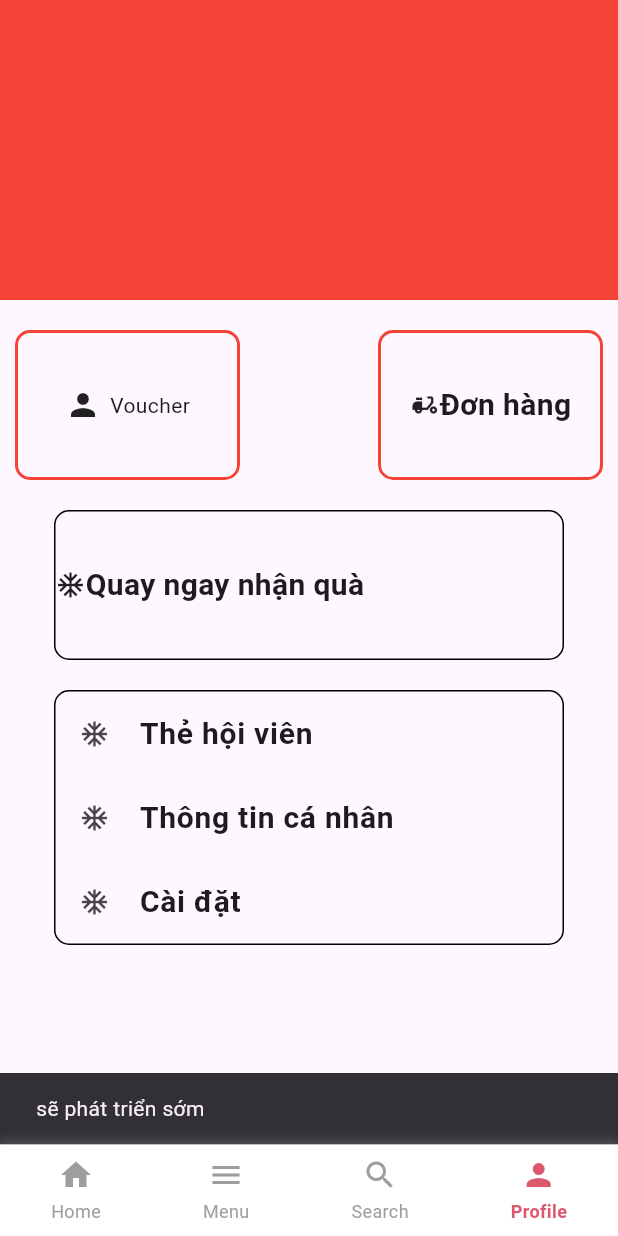
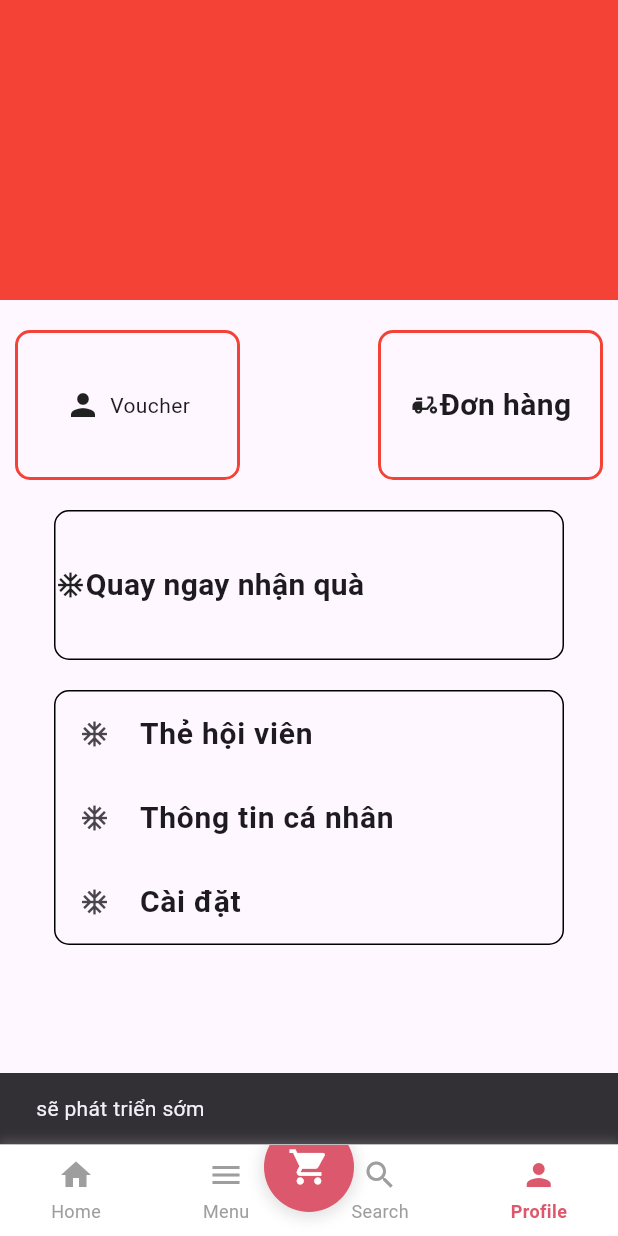
Before and after one commit to AlexCrisTin/cafeapp, a Flutter app: the screen it shows after launch, item 4 of the bottom bar chosen, after a tap on "Voucher", on a phone screen of 412 x 824 dp. Run offline on Flutter 3.47's test engine with Material 3 defaults, Android fonts, the phone set to English and light mode, and no system bars; network calls fail.

```diff
--- a/lib/home/bottom_page.dart
+++ b/lib/home/bottom_page.dart
@@ -1,5 +1,5 @@
 import 'package:flutter/material.dart';
-
+import 'package:cafeproject/home/shopping_page.dart';
 class BottomPage extends StatelessWidget {
   final int currentIndex;
   final Function(int) onTap;
@@ -24,13 +24,52 @@ class BottomPage extends StatelessWidget {
           ),
         ],
       ),
-      child: Row(
-        mainAxisAlignment: MainAxisAlignment.spaceAround,
+      child: Stack(
         children: [
-          _buildNavItem(Icons.home, 0, 'Home'),
-          _buildNavItem(Icons.menu, 1, 'Menu'),
-          _buildNavItem(Icons.search, 2, 'Search'),
-          _buildNavItem(Icons.person, 3, 'Profile'),
+          Row(
+            mainAxisAlignment: MainAxisAlignment.spaceAround,
+            children: [
+              _buildNavItem(Icons.home, 0, 'Home'),
+              _buildNavItem(Icons.menu, 1, 'Menu'),
+              _buildNavItem(Icons.search, 2, 'Search'),
+              _buildNavItem(Icons.person, 3, 'Profile'),
+            ],
+          ),
+          Positioned(
+            left: 0,
+            right: 0,
+            top: -15,
+            child: Center(
+              child: GestureDetector(
+                onTap: () {
+                  Navigator.of(context).push(
+                    MaterialPageRoute(builder: (_) => const ShoppingPage()),
+                  );
+                },
+                child: Container(
+                  width: 60,
+                  height: 60,
+                  decoration: BoxDecoration(
+                    color: Color(0xFFDC586D),
+                    shape: BoxShape.circle,
+                    boxShadow: [
+                      BoxShadow(
+                        color: Colors.grey.withOpacity(0.3),
+                        spreadRadius: 2,
+                        blurRadius: 8,
+                        offset: Offset(0, 2),
+                      ),
+                    ],
+                  ),
+                  child: Icon(
+                    Icons.shopping_cart,
+                    color: Colors.white,
+                    size: 28,
+                  ),
+                ),
+              ),
+            ),
+          ),
         ],
       ),
     );
--- a/lib/home/item.dart
+++ b/lib/home/item.dart
@@ -1,4 +1,6 @@
 import 'package:flutter/material.dart';
+import 'package:cafeproject/data/product_data.dart';
+import 'package:cafeproject/home/itemdetail.dart';
 
 class Item extends StatefulWidget {
   const Item({super.key});
@@ -17,17 +19,19 @@ class _ItemState extends State<Item> {
           child: Text('Item 1'),
           color: Colors.red,
         ),
-        item1(),
-        item1(),
-        item1(),
-        item1(),
-        item1(),
+        item1(productId: '1'),
+        item1(productId: '2'),
+        item1(productId: '3'),
+        item1(productId: '4'),
+        item1(productId: '5'),
       ],
     );
   }
 }
 class item1 extends StatefulWidget {
-  const item1({super.key});
+  final String productId;
+
+  const item1({super.key, required this.productId});
 
   @override
   State<item1> createState() => _item1State();
@@ -36,9 +40,22 @@ class item1 extends StatefulWidget {
 class _item1State extends State<item1> {
   @override
   Widget build(BuildContext context) {
+    final product = ProductData.getProductById(widget.productId);
     return Column(
       children: [
-        Container(
+        InkWell(
+          onTap: () {
+            if (product != null) {
+              Navigator.of(context).push(
+                MaterialPageRoute(builder: (_) => ItemDetailPage(product: product)),
+              );
+            } else {
+              ScaffoldMessenger.of(context).showSnackBar(
+                SnackBar(content: Text('Không tìm thấy sản phẩm')),
+              );
+            }
+          },
+          child: Container(
             child: Row(
               children: [
                 Container(
@@ -57,15 +74,16 @@ class _item1State extends State<item1> {
                   color: Colors.blue,
                   child: Column(
                     children: [
-                    Text('Item 2'),
-                    Text('Item 3'),
-                    Text('Item 4'),
+                      Text(product?.name ?? 'Sản phẩm'),
+                      Text(product?.category ?? ''),
+                      Text(product != null ? product.price.toStringAsFixed(0) + ' đ' : ''),
                     ],
                   ),
                 )
               ],
             ),
           ),
+        ),
       ],
     );
   }
--- a/lib/menu/menu_page.dart
+++ b/lib/menu/menu_page.dart
@@ -15,17 +15,63 @@ class _MenuPageState extends State<MenuPage> {
       children: [
         Container(
           margin: EdgeInsets.only(right: 10),
-          child: InkWell(
+          child: Container(
+
             child: Row(
-              mainAxisAlignment: MainAxisAlignment.end,
               children: [
-                TextButton(onPressed: () {
-                  Navigator.of(context).push(MaterialPageRoute(builder: (_) => SnackPage()));
-                },
-                child: Row(children: [Text('Đồ ăn vặt', style: TextStyle(fontSize: 20, fontWeight: FontWeight.w500),), Icon(Icons.arrow_right_alt, size: 20,)]),),
-              ],
-            ),
-          ),
+                Container(
+                  margin: EdgeInsets.all(10),
+                  width: 50,
+                  height: 50,
+                  decoration: BoxDecoration(
+                    borderRadius: BorderRadius.circular(10),
+                    border: Border.all(color: Colors.red),
+                  ),
+                  child: Icon(Icons.coffee, size: 20,),
+                ),
+                Container(
+                  margin: EdgeInsets.all(10),
+                  width: 50,
+                  height: 50,
+                  decoration: BoxDecoration(
+                    borderRadius: BorderRadius.circular(10),
+                    border: Border.all(color: Colors.red),
+                  ),
+                  child: Icon(Icons.coffee, size: 20,),
+                ),
+                Container(
+                  margin: EdgeInsets.all(10),
+                  width: 50,
+                  height: 50,
+                  decoration: BoxDecoration(
+                    borderRadius: BorderRadius.circular(10),
+                    border: Border.all(color: Colors.red),
+                  ),
+                  child: Icon(Icons.coffee, size: 20,),
+                ),
+                Container(
+                  margin: EdgeInsets.all(10),
+                  width: 50,
+                  height: 50,
+                  decoration: BoxDecoration(
+                    borderRadius: BorderRadius.circular(10),
+                    border: Border.all(color: Colors.red),
+                  ),
+                  child: Icon(Icons.coffee, size: 20,),
+                ),
+                Container(
+                  margin: EdgeInsets.all(10),
+                  width: 50,
+                  height: 50,
+                  decoration: BoxDecoration(
+                    borderRadius: BorderRadius.circular(10),
+                    border: Border.all(color: Colors.red),
+                  ),
+                  child: Icon(Icons.coffee, size: 20,),
+                ),
+              ]
+            )
+          )
         ),
         Container(
           child: Row(
--- a/lib/profile/main_under.dart
+++ b/lib/profile/main_under.dart
@@ -1,6 +1,6 @@
 import 'package:flutter/material.dart';
 import 'package:cafeproject/profile/orders_page.dart';
-
+import 'package:cafeproject/setting/setting.dart';
 class MainUnder extends StatefulWidget {
   const MainUnder({super.key});
 
@@ -112,9 +112,16 @@ class _MainUnderState extends State<MainUnder> {
                     leading: Icon(Icons.ac_unit, size: 20,),
                     title: Text('Thông tin cá nhân', style: TextStyle(fontSize: 20, fontWeight: FontWeight.bold),),
                   ),
-                  ListTile(
-                    leading: Icon(Icons.ac_unit, size: 20,),
-                    title: Text('Cài đặt', style: TextStyle(fontSize: 20, fontWeight: FontWeight.bold),),
+                  InkWell(
+                    onTap: () {
+                      Navigator.of(context).push(
+                        MaterialPageRoute(builder: (_) => const SettingPage()),
+                      );
+                    },
+                    child: ListTile(
+                      leading: Icon(Icons.ac_unit, size: 20,),
+                      title: Text('Cài đặt', style: TextStyle(fontSize: 20, fontWeight: FontWeight.bold),),
+                    ),
                   ),
                 ],
               ),
```
Also changed, not shown: lib/data/product_data.dart (added, +78 -0 lines), lib/home/itemdetail.dart (added, +108 -0 lines), lib/home/shopping_page.dart (added, +154 -0 lines), lib/setting/setting.dart (added, +22 -0 lines). Lines whose indentation alone changed are shown as unchanged.
